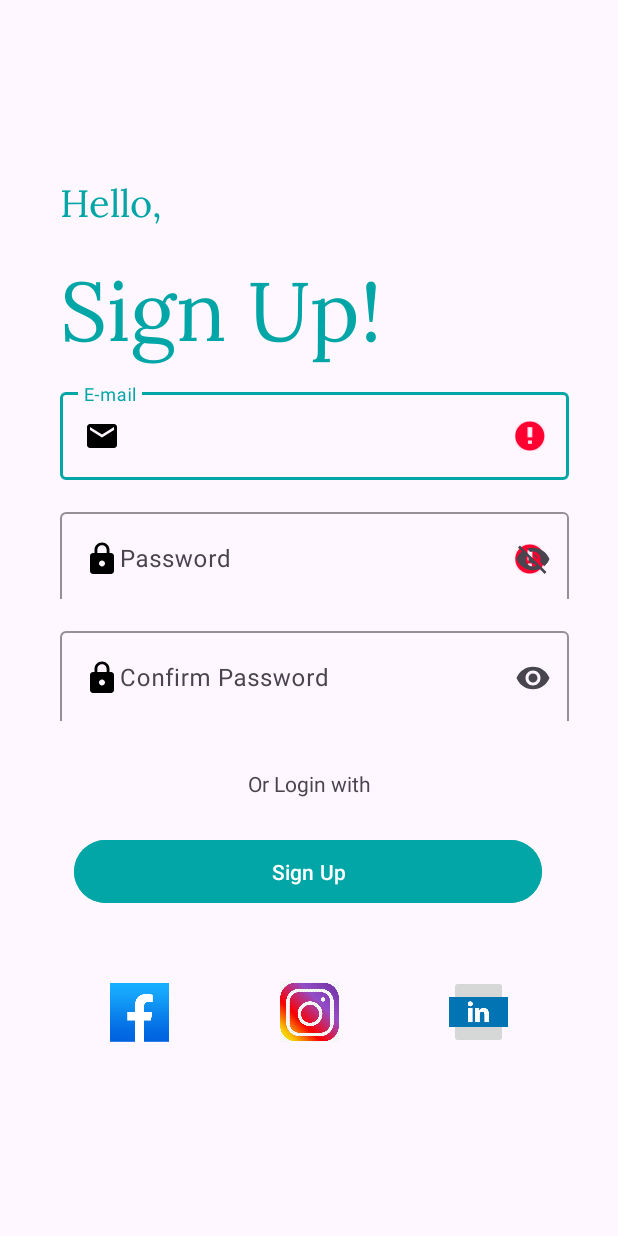
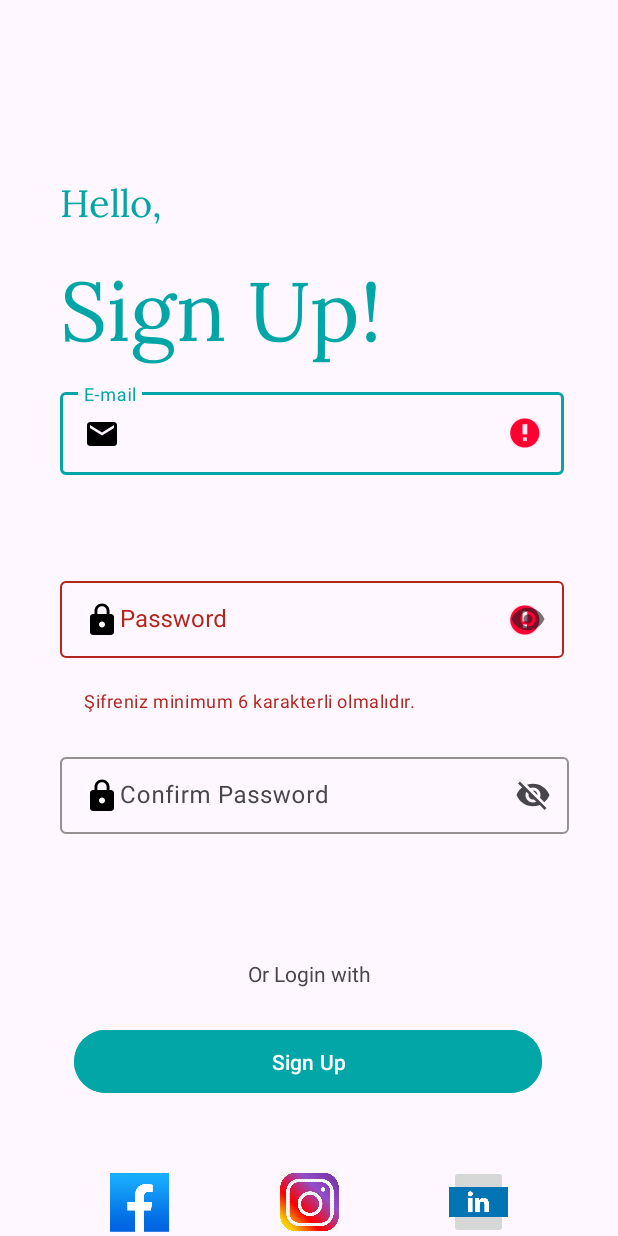
Before and after one commit to Yusufjo/NewApplication, an Android app: the SignUpActivity screen opened directly, with no data from a screen before it, after a tap on an icon or button, on a phone screen of 412 x 824 dp. Run offline under Robolectric (Android 15) with nearby library versions, the light colour scheme and no system bars; 1 other tap on this screen came first.

Commit message:
Text Whatcher added for password and design changed

```diff
--- a/app/src/main/java/com/example/newapplication/SignUpActivity.kt
+++ b/app/src/main/java/com/example/newapplication/SignUpActivity.kt
@@ -1,12 +1,14 @@
 package com.example.newapplication
 
-import androidx.appcompat.app.AppCompatActivity
 import android.os.Bundle
 import android.os.Handler
 import android.os.Looper
+import android.text.TextWatcher
 import android.view.View
 import androidx.appcompat.app.AlertDialog
-import androidx.core.view.isInvisible
+import androidx.appcompat.app.AppCompatActivity
+import androidx.core.widget.addTextChangedListener
+import androidx.core.widget.doAfterTextChanged
 import com.example.newapplication.databinding.ActivitySignUpBinding
 
 class SignUpActivity : AppCompatActivity() {
@@ -15,16 +17,17 @@ class SignUpActivity : AppCompatActivity() {
         super.onCreate(savedInstanceState)
         binding = ActivitySignUpBinding.inflate(layoutInflater)
         setContentView(binding.root)
-        setOnFocusListeners()
+      //  setOnFocusListeners()
         singUpOnClickListener()
+        textWatcher()
     }
 
     private fun singUpOnClickListener(){
         binding.singUp.setOnClickListener {
-            passwordDoubleCheck()
             mailCheck()
             passwordCheck()
             progressBar()
+            passwordDoubleCheck()
         }
     }
     private fun setOnFocusListeners(){
@@ -70,17 +73,40 @@ class SignUpActivity : AppCompatActivity() {
     }
     private fun progressBar(){
         binding.singUp.setOnClickListener {
+            val mail = binding.editTextTextEmailAddress2.text.toString()
+            val password = binding.editTextTextPassword.text.toString()
+            val password2 = binding.editTextTextPassword2.text.toString()
+            if (mail.contains('@') && password.length >= 6 && password == password2){
             binding.progressBar.visibility = View.VISIBLE
 
             Handler(Looper.getMainLooper()).postDelayed({
                 binding.progressBar.visibility = View.GONE
             },2000)
+
+        val dialogBuilder = AlertDialog.Builder(this)
+        dialogBuilder.setMessage("Kayıt Başarılı")
+
+        val dialog = dialogBuilder.create()
+
+                Handler().postDelayed({
+                    dialog.dismiss()
+                    dialog.show()
+                },2000)
             }
-        val dialogBuilder = AlertDialog.Builder(this)
-        dialogBuilder.setTitle("Kayıt Başarılı")
-        val dialog = dialogBuilder.create()
-        dialog.show()
+        }
+    }
+    private fun textWatcher(){
+
+        binding.editTextTextPassword.doAfterTextChanged{
+            val password= binding.editTextTextPassword.text.toString()
+            if (password.length < 6) {
+                binding.passwordEditText.error = "Şifreniz minimum 6 karakterli olmalıdır."
+            }
+            else{
+                binding.passwordEditText.error = null
+            }
+        }
 
 
-        }
     }
+    }
--- a/app/src/main/res/layout/activity_sign_up.xml
+++ b/app/src/main/res/layout/activity_sign_up.xml
@@ -36,11 +36,12 @@
 
     <com.google.android.material.textfield.TextInputLayout
         android:id="@+id/textInputLayout"
-        android:layout_width="339dp"
-        android:layout_height="wrap_content"
+        android:layout_width="336dp"
+        android:layout_height="110dp"
         android:layout_marginStart="40dp"
         android:layout_marginTop="256dp"
         android:layout_marginEnd="32dp"
+        android:inputType="text"
         app:boxStrokeColor="@color/login"
         app:hintTextColor="@color/login"
         app:layout_constraintEnd_toEndOf="parent"
@@ -51,25 +52,28 @@
 
         <EditText
             android:id="@+id/editTextTextEmailAddress2"
-            android:layout_width="339dp"
-            android:layout_height="wrap_content"
+            android:layout_width="match_parent"
+            android:layout_height="55dp"
             android:drawableStart="@drawable/baseline_email_24"
             android:ems="10"
             android:hint="@string/mail"
-            android:inputType="text"
+            android:textColorHighlight="@color/login"
             android:textColorHint="@android:color/darker_gray" />
     </com.google.android.material.textfield.TextInputLayout>
 
     <com.google.android.material.textfield.TextInputLayout
         android:id="@+id/passwordEditText"
-        android:layout_width="339dp"
-        android:layout_height="63dp"
+        style="@style/Widget.MaterialComponents.TextInputLayout.OutlinedBox"
+        android:layout_width="336dp"
+        android:layout_height="101dp"
         android:layout_marginStart="40dp"
         android:layout_marginTop="16dp"
         android:layout_marginEnd="32dp"
         android:ems="10"
+        android:inputType="textPassword"
         app:boxStrokeColor="@color/login"
         app:endIconMode="password_toggle"
+        app:errorIconDrawable="@null"
         app:hintTextColor="@color/login"
         app:layout_constraintEnd_toEndOf="parent"
         app:layout_constraintHorizontal_bias="0.0"
@@ -78,24 +82,24 @@
 
         <com.google.android.material.textfield.TextInputEditText
             android:id="@+id/editTextTextPassword"
-            android:layout_width="339dp"
-            android:layout_height="63dp"
+            android:layout_width="match_parent"
+            android:layout_height="51dp"
             android:layout_marginTop="40dp"
             android:layout_marginBottom="16dp"
             android:drawableStart="@drawable/baseline_lock_24"
-            android:hint="@string/password"
-            android:inputType="textPassword" />
+            android:hint="@string/password" />
     </com.google.android.material.textfield.TextInputLayout>
 
 
     <com.google.android.material.textfield.TextInputLayout
         android:id="@+id/passwordEditTextConfirm"
         android:layout_width="339dp"
-        android:layout_height="65dp"
+        android:layout_height="108dp"
         android:layout_marginStart="40dp"
         android:layout_marginTop="16dp"
         android:layout_marginEnd="32dp"
         android:ems="10"
+        android:inputType="textPassword"
         app:boxStrokeColor="@color/login"
         app:endIconMode="password_toggle"
         app:hintTextColor="@color/login"
@@ -106,13 +110,12 @@
 
         <com.google.android.material.textfield.TextInputEditText
             android:id="@+id/editTextTextPassword2"
-            android:layout_width="339dp"
-            android:layout_height="63dp"
+            android:layout_width="match_parent"
+            android:layout_height="51dp"
             android:layout_marginTop="40dp"
             android:layout_marginBottom="16dp"
             android:drawableStart="@drawable/baseline_lock_24"
-            android:hint="@string/confirmPassword"
-            android:inputType="textPassword" />
+            android:hint="@string/confirmPassword" />
     </com.google.android.material.textfield.TextInputLayout>
 
     <androidx.constraintlayout.utils.widget.ImageFilterButton
@@ -185,10 +188,9 @@
         android:layout_width="90dp"
         android:layout_height="80dp"
         android:visibility="invisible"
-        app:layout_constraintBottom_toTopOf="@+id/passwordEditTextConfirm"
         app:layout_constraintEnd_toEndOf="parent"
+        app:layout_constraintHorizontal_bias="0.489"
         app:layout_constraintStart_toStartOf="parent"
-        app:layout_constraintTop_toBottomOf="@+id/passwordEditText"
-        app:layout_constraintVertical_bias="0.5" />
+        tools:layout_editor_absoluteY="36dp" />
 
 </androidx.constraintlayout.widget.ConstraintLayout>
```
